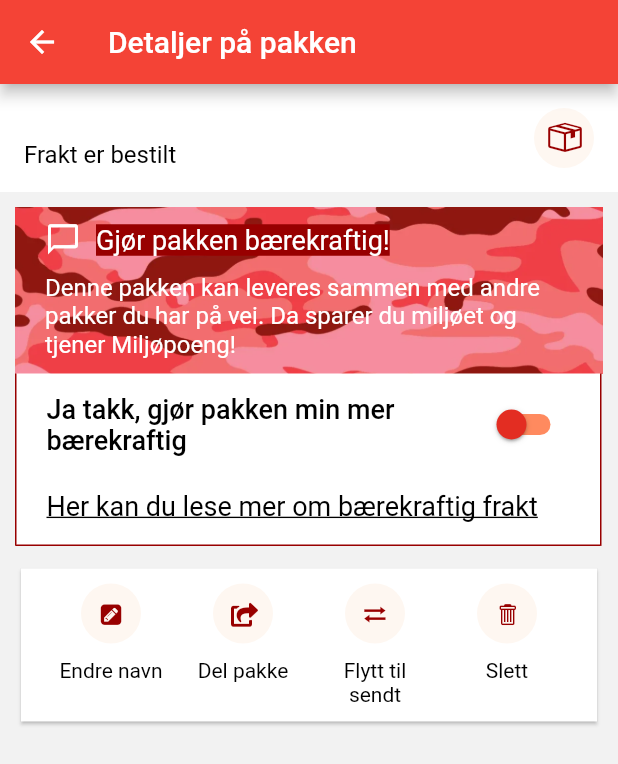
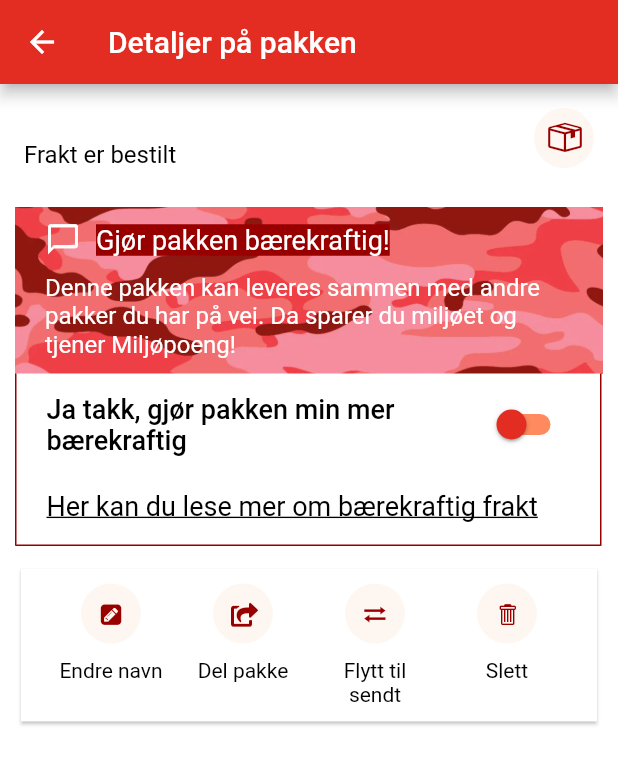
Before and after one commit to brynjen/miljohack2021, a Flutter app: the PackageDetails screen opened directly with empty values, on a phone screen of 412 x 824 dp. Shown: the top 764 px of the screen. Run offline on Flutter 3.47's test engine with Material 2 defaults, Android fonts, the phone set to English and light mode, and no system bars; our stand-ins replace firebase_core, firebase_messaging, flutter_bloc, flutter_local_notifications, get_it; accounts and stored records are empty.

Commit message:
Dark mode ish

```diff
--- a/lib/main.dart
+++ b/lib/main.dart
@@ -11,10 +11,6 @@ import 'package:miljohack/infrastructure/network/api_client.dart';
 import 'package:miljohack/presentation/core/theme/app_theme.dart';
 import 'package:miljohack/presentation/main/pages/posten_main.dart';
 
-Future<void> _firebaseMessagingBackgroundHandler(RemoteMessage message) async {
-  //log('Handling a background message ${message.messageId}');
-}
-
 /// Create a [AndroidNotificationChannel] for heads up notifications
 late AndroidNotificationChannel channel;
 
@@ -26,33 +22,7 @@ void main() async {
   runZonedGuarded(() async {
     await Firebase.initializeApp();
     setupDependencyInjection();
-    FirebaseMessaging.onBackgroundMessage(_firebaseMessagingBackgroundHandler);
-    channel = const AndroidNotificationChannel(
-      'high_importance_channel', // id
-      'High Importance Notifications', // title
-      description: 'This channel is used for important notifications.',
-      importance: Importance.high,
-    );
-
-    flutterLocalNotificationsPlugin = FlutterLocalNotificationsPlugin();
-
-    /// Create an Android Notification Channel.
-    ///
-    /// We use this channel in the `AndroidManifest.xml` file to override the
-    /// default FCM channel to enable heads up notifications.
-    await flutterLocalNotificationsPlugin
-        .resolvePlatformSpecificImplementation<
-            AndroidFlutterLocalNotificationsPlugin>()
-        ?.createNotificationChannel(channel);
-
-    /// Update the iOS foreground notification presentation options to allow
-    /// heads up notifications.
-    await FirebaseMessaging.instance
-        .setForegroundNotificationPresentationOptions(
-      alert: true,
-      badge: true,
-      sound: true,
-    );
+    await setupFirebaseMessaging();
 
     runApp(const Miljohack2021());
   }, (error, stackTrace) {});
@@ -82,3 +52,36 @@ class Miljohack2021 extends StatelessWidget {
 void setupDependencyInjection() {
   GetIt.instance.registerLazySingleton(() => ApiClient());
 }
+
+Future<void> setupFirebaseMessaging() async {
+  FirebaseMessaging.onBackgroundMessage(_firebaseMessagingBackgroundHandler);
+  channel = const AndroidNotificationChannel(
+    'high_importance_channel', // id
+    'High Importance Notifications', // title
+    description: 'This channel is used for important notifications.',
+    importance: Importance.high,
+  );
+
+  flutterLocalNotificationsPlugin = FlutterLocalNotificationsPlugin();
+
+  /// Create an Android Notification Channel.
+  ///
+  /// We use this channel in the `AndroidManifest.xml` file to override the
+  /// default FCM channel to enable heads up notifications.
+  await flutterLocalNotificationsPlugin
+      .resolvePlatformSpecificImplementation<
+          AndroidFlutterLocalNotificationsPlugin>()
+      ?.createNotificationChannel(channel);
+
+  /// Update the iOS foreground notification presentation options to allow
+  /// heads up notifications.
+  await FirebaseMessaging.instance.setForegroundNotificationPresentationOptions(
+    alert: true,
+    badge: true,
+    sound: true,
+  );
+}
+
+Future<void> _firebaseMessagingBackgroundHandler(RemoteMessage message) async {
+  //log('Handling a background message ${message.messageId}');
+}
--- a/lib/presentation/core/theme/app_theme.dart
+++ b/lib/presentation/core/theme/app_theme.dart
@@ -1,8 +1,6 @@
 import 'package:flutter/material.dart';
 
 mixin AppColors {
-  static Color get greyBg => const Color(0xFFf2f2f2);
-
   static Color get white => const Color(0xFFFFFFFF);
 
   static MaterialColor get red => const MaterialColor(0xFFE32D22, {
@@ -14,9 +12,14 @@ mixin AppColors {
       });
 
   static MaterialColor get grey => const MaterialColor(0xFF000000, {
-        200: Color(0xFFFFF5F0),
-        300: Color(0x40000000),
-        500: Color(0x80000000),
+        100: Color(0xFFFFF5F0),
+        200: Color(0xFFf2f2f2),
+        300: Color(0xCCFFFFFF),
+        400: Color(0x77FFFFFF),
+        500: Color(0x77CCCCCC),
+        600: Color(0x20000000),
+        700: Color(0x40000000),
+        800: Color(0x80000000),
         900: Color(0xD9000000),
       });
 
@@ -25,39 +28,64 @@ mixin AppColors {
 
 mixin AppTheme {
   static ThemeData get light => ThemeData.light().copyWith(
+        backgroundColor: AppColors.white,
         switchTheme: SwitchThemeData(
           thumbColor: MaterialStateProperty.all<Color>(AppColors.red[500]!),
           trackColor: MaterialStateProperty.all<Color>(AppColors.red[300]!),
         ),
         cardTheme: CardTheme(color: AppColors.white),
-        colorScheme: ThemeData.light()
-            .colorScheme
-            .copyWith(primary: Colors.red, background: AppColors.greyBg),
+        colorScheme: ThemeData.light().colorScheme.copyWith(
+            primary: AppColors.red[500], background: AppColors.grey[200]),
       );
 
-  static ThemeData get dark => ThemeData.light().copyWith(
-        colorScheme: ThemeData.light()
-            .colorScheme
-            .copyWith(primary: Colors.red, background: AppColors.greyBg),
+  static ThemeData get dark => ThemeData.dark().copyWith(
+        backgroundColor: AppColors.grey[800],
+        cardTheme: CardTheme(color: AppColors.grey[700]),
+        colorScheme: ThemeData.dark().colorScheme.copyWith(
+            primary: AppColors.red[300], background: AppColors.grey[500]),
       );
 }
 
-mixin TS {
-  static TextStyle get bold => const TextStyle(
-      fontSize: 22, fontWeight: FontWeight.w900, color: Colors.black);
+class TS {
+  factory TS(BuildContext context) {
+    _instance = TS._constructor(context);
+    return _instance;
+  }
+  static late TS _instance;
+  BuildContext context;
+  TS._constructor(this.context);
+  static TS of(BuildContext context) => TS._constructor(context);
 
-  static TextStyle get body =>
-      const TextStyle(fontSize: 16, color: Colors.black);
+  TextStyle get bold => TextStyle(
+      fontSize: 22,
+      fontWeight: FontWeight.w900,
+      color: context.isLight ? Colors.black : Colors.white);
 
-  static TextStyle get body2 =>
-      const TextStyle(fontSize: 14, color: Colors.black);
+  TextStyle get body => TextStyle(
+      fontSize: 16, color: context.isLight ? Colors.black : Colors.white);
 
-  static TextStyle get subtitle =>
-      const TextStyle(fontSize: 18, color: Colors.black);
+  TextStyle get body2 => TextStyle(
+      fontSize: 14, color: context.isLight ? Colors.black : Colors.white);
 
-  static TextStyle get fatSubTitle => const TextStyle(
-      fontSize: 18, color: Colors.black, fontWeight: FontWeight.w500);
+  TextStyle get subtitle => TextStyle(
+      fontSize: 18, color: context.isLight ? Colors.black : Colors.white);
 
-  static TextStyle get link => const TextStyle(
-      fontSize: 18, color: Colors.black, decoration: TextDecoration.underline);
+  TextStyle get fatSubTitle => TextStyle(
+      fontSize: 18,
+      color: context.isLight ? Colors.black : Colors.white,
+      fontWeight: FontWeight.w500);
+
+  TextStyle get link => TextStyle(
+      fontSize: 18,
+      color: context.isLight ? Colors.black : Colors.white,
+      decoration: TextDecoration.underline);
 }
+
+extension BrightnessThemeExtension on BuildContext {
+  /// You are currently viewing in dark mode
+  bool get isDark => MediaQuery.of(this).platformBrightness == Brightness.dark;
+
+  /// You are currently viewing in light mode
+  bool get isLight =>
+      MediaQuery.of(this).platformBrightness == Brightness.light;
+}
--- a/lib/presentation/environment_details/widgets/environment_savings_card.dart
+++ b/lib/presentation/environment_details/widgets/environment_savings_card.dart
@@ -60,15 +60,17 @@ class _EnvironmentSavingsCardState extends State<EnvironmentSavingsCard> {
                       Container(
                         color: AppColors.red[600]!,
                         child: Text('Gjør pakken bærekraftig!',
-                            style:
-                                TS.subtitle.copyWith(color: AppColors.white)),
+                            style: TS
+                                .of(context)
+                                .subtitle
+                                .copyWith(color: AppColors.white)),
                       )
                     ],
                   ),
                   const SizedBox(height: 10),
                   Text(
                     'Denne pakken kan leveres sammen med andre pakker du har på vei. Da sparer du miljøet og tjener Miljøpoeng!',
-                    style: TS.body.copyWith(color: AppColors.white),
+                    style: TS.of(context).body.copyWith(color: AppColors.white),
                   ),
                 ],
               ),
@@ -97,7 +99,7 @@ class _EnvironmentSavingsCardState extends State<EnvironmentSavingsCard> {
                       Expanded(
                         child: Text(
                           'Ja takk, gjør pakken min mer bærekraftig',
-                          style: TS.fatSubTitle,
+                          style: TS.of(context).fatSubTitle,
                         ),
                       ),
                       Switch(
@@ -137,7 +139,7 @@ class _EnvironmentSavingsCardState extends State<EnvironmentSavingsCard> {
                       padding: const EdgeInsets.symmetric(vertical: 5),
                       child: Text(
                         'Her kan du lese mer om bærekraftig frakt',
-                        style: TS.link,
+                        style: TS.of(context).link,
                       ),
                     ),
                   ),
--- a/lib/presentation/main/pages/for_me.dart
+++ b/lib/presentation/main/pages/for_me.dart
@@ -10,7 +10,10 @@ class ForMe extends StatelessWidget {
 
   @override
   Widget build(BuildContext context) {
-    return BlocBuilder<PackageListBloc, PackageListState>(builder: (_, state) {
+    return Container(
+      color: Theme.of(context).backgroundColor,
+      child:
+          BlocBuilder<PackageListBloc, PackageListState>(builder: (_, state) {
         if (state is LoadingPackages) {
           return PackageList(mailPackages: state.mailPackages);
         } else if (state is LoadedPackages) {
@@ -20,7 +23,8 @@ class ForMe extends StatelessWidget {
         } else {
           throw ArgumentError('Invalid state');
         }
-    });
+      }),
+    );
   }
 }
 
--- a/lib/presentation/main/pages/package_details.dart
+++ b/lib/presentation/main/pages/package_details.dart
@@ -17,14 +17,14 @@ class PackageDetails extends StatelessWidget {
         title: const Text('Detaljer på pakken'),
       ),
       body: Container(
-        color: AppColors.greyBg,
+        color: Theme.of(context).backgroundColor,
         child: ListView(
           children: [
             Container(
               color: AppColors.white,
               child: ListTile(
-                title: Text(mailPackage.shopName, style: TS.bold),
-                subtitle: Text('Frakt er bestilt', style: TS.body),
+                title: Text(mailPackage.shopName, style: TS.of(context).bold),
+                subtitle: Text('Frakt er bestilt', style: TS.of(context).body),
                 trailing: const MailAvatar(),
               ),
             ),
--- a/lib/presentation/main/widgets/circle_option.dart
+++ b/lib/presentation/main/widgets/circle_option.dart
@@ -32,7 +32,7 @@ class CircleOption extends StatelessWidget {
             const SizedBox(height: 10),
             Text(
               text,
-              style: TS.body2,
+              style: TS.of(context).body2,
               textAlign: TextAlign.center,
             ),
           ],
--- a/lib/presentation/main/widgets/package_card.dart
+++ b/lib/presentation/main/widgets/package_card.dart
@@ -22,7 +22,7 @@ class PackageCard extends StatelessWidget {
           padding: const EdgeInsets.all(10),
           child: ListTile(
             contentPadding: EdgeInsets.zero,
-            title: Text(mailPackage.shopName, style: TS.bold),
+            title: Text(mailPackage.shopName, style: TS.of(context).bold),
             subtitle: Column(
               mainAxisSize: MainAxisSize.min,
               crossAxisAlignment: CrossAxisAlignment.start,
@@ -30,9 +30,9 @@ class PackageCard extends StatelessWidget {
                 const SizedBox(height: 4),
                 Text(
                   '${mailPackage.message} - ${mailPackage.deliveryDate}',
-                  style: TS.body,
+                  style: TS.of(context).body,
                 ),
-                Text(mailPackage.deliveryTime, style: TS.body2),
+                Text(mailPackage.deliveryTime, style: TS.of(context).body2),
               ],
             ),
             trailing: const MailAvatar(),
```
Also changed, not shown: 1 other file. Lines whose indentation alone changed are shown as unchanged.
